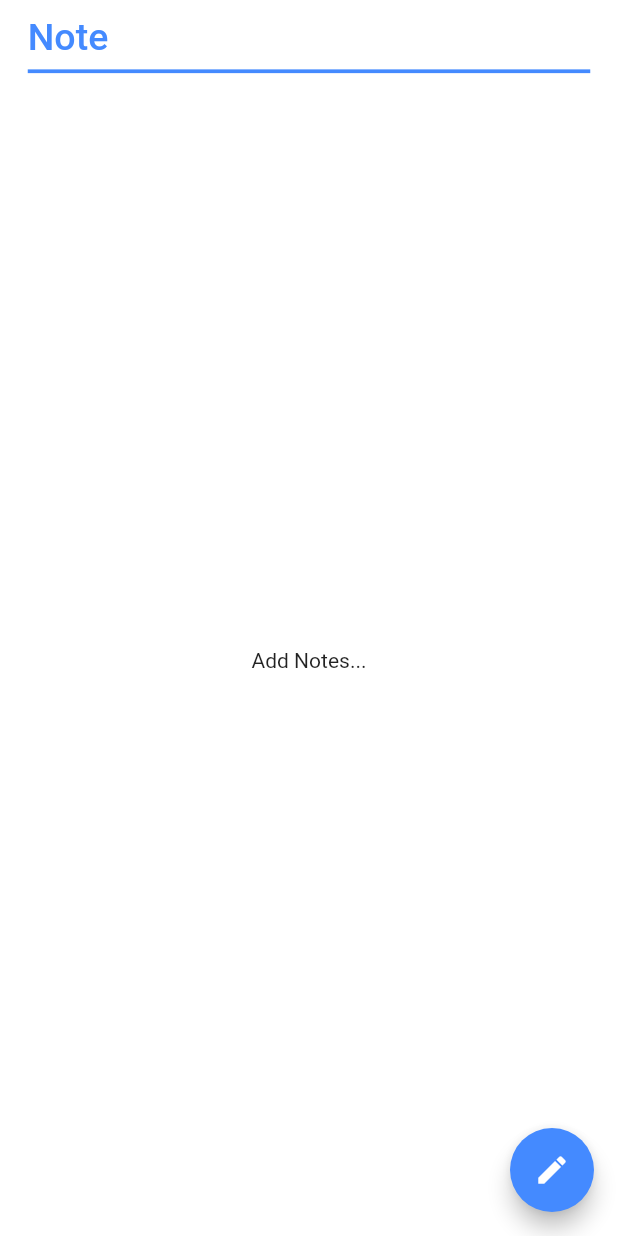
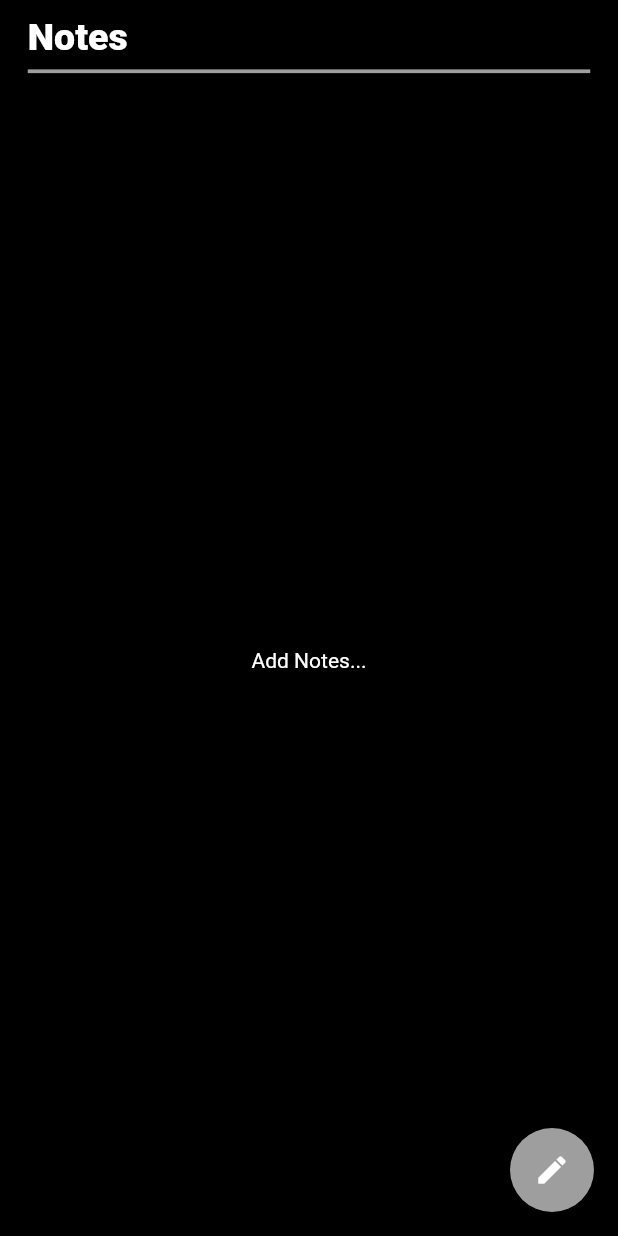
Before and after one commit to Raiya-620/noteapp, a Flutter app: the screen it shows after launch, on a phone screen of 412 x 824 dp. Run offline on Flutter 3.47's test engine with Material 2 defaults, Android fonts, the phone set to English and light mode, and no system bars; our stand-ins replace auto_size_text.

Commit message:
changes in colors

```diff
--- a/lib/screens/home_screen.dart
+++ b/lib/screens/home_screen.dart
@@ -28,7 +28,7 @@ class _HomeScreenState extends State<HomeScreen> {
   @override
   Widget build(BuildContext context) {
     return Scaffold(
-      backgroundColor: Colors.white,
+      backgroundColor: Colors.black,
       appBar: AppBar(
         backgroundColor: Colors.transparent,
         elevation: 0,
@@ -37,10 +37,14 @@ class _HomeScreenState extends State<HomeScreen> {
       body: noteHeading.length > 0
       ? buildNotes()
       :const Center(
-        child: Text('Add Notes...'),
+        child: Text('Add Notes...',
+        style: TextStyle(
+          color: Colors.white
+        ),
+        ),
         ),
         floatingActionButton: FloatingActionButton(
-          backgroundColor: Colors.blueAccent,
+          backgroundColor: Colors.grey,
           onPressed: (){
             _settingModalBottomSheet(context);
           },
@@ -238,7 +242,7 @@ class _HomeScreenState extends State<HomeScreen> {
                                   noteHeading.add(noteHeadingController.text);
                                   noteDescription.add(noteDiscriptionController.text);
                                   noteHeadingController.clear();
-                                  noteDescription.clear();
+                                  noteDiscriptionController.clear();
                                 });
                                 Navigator.pop(context);
                               }
@@ -275,7 +279,7 @@ class _HomeScreenState extends State<HomeScreen> {
                           ),
                           prefixIcon: Icon(Icons.text_fields),
                       ),
-                      validator: (noteHeading) {
+                      validator: ( noteHeading) {
                         if(noteHeading!.isEmpty){
                           return "Enter Note Heading";
                         }
@@ -294,10 +298,11 @@ class _HomeScreenState extends State<HomeScreen> {
                       height: 5*24,
                       child: TextFormField(
                         focusNode: textSecondFocusNode,
-                        maxLines: notesDescriptionMaxLength,
+                        maxLines: notesDescriptionMaxLines,
                         maxLength: notesDescriptionMaxLength,
                         controller: noteDiscriptionController,
-                        decoration: const InputDecoration(border:
+                        decoration: const InputDecoration(
+                          border:
                         OutlineInputBorder(),
                         hintText: "Description",
                         hintStyle: TextStyle(
@@ -334,13 +339,13 @@ Widget notesHeader(){
     child: Column(
       crossAxisAlignment: CrossAxisAlignment.start,
       children: [
-        Text('Note',
+        Text('Notes',
         style: TextStyle(
-          color: Colors.blueAccent,
+          color: Colors.white,
           fontSize: 25,
-          fontWeight: FontWeight.w500),
+          fontWeight: FontWeight.w900),
           ),
-          Divider(color: Colors.blueAccent,
+          Divider(color: Colors.grey,
           thickness: 2.5,
           )
       ],
```
